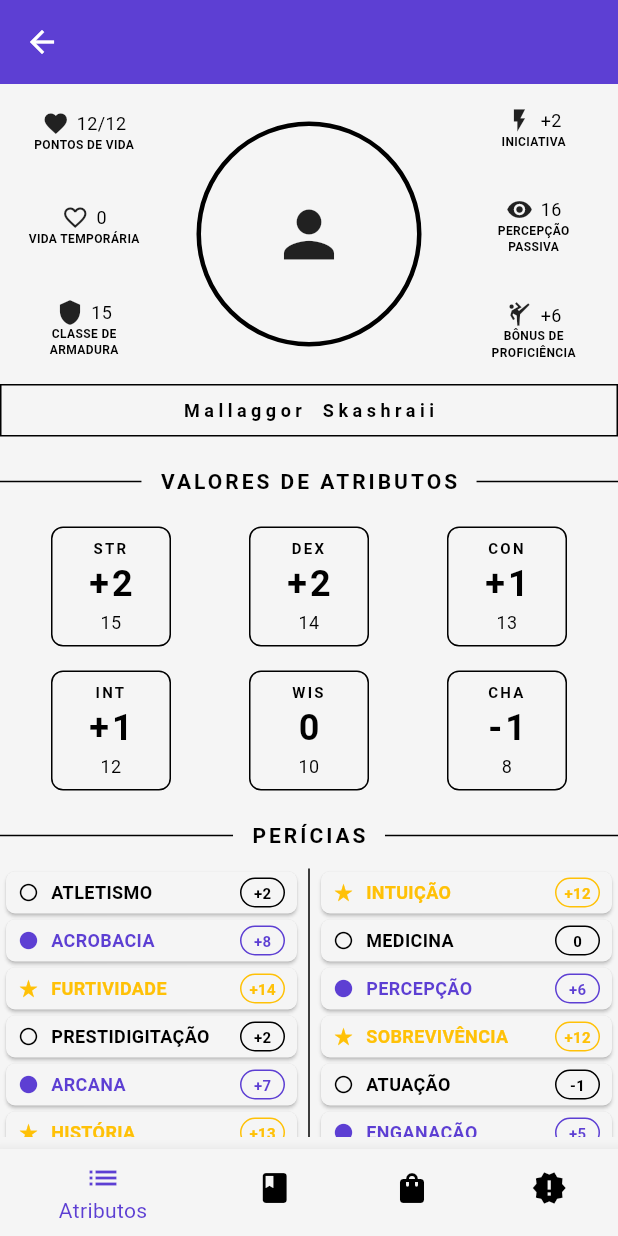
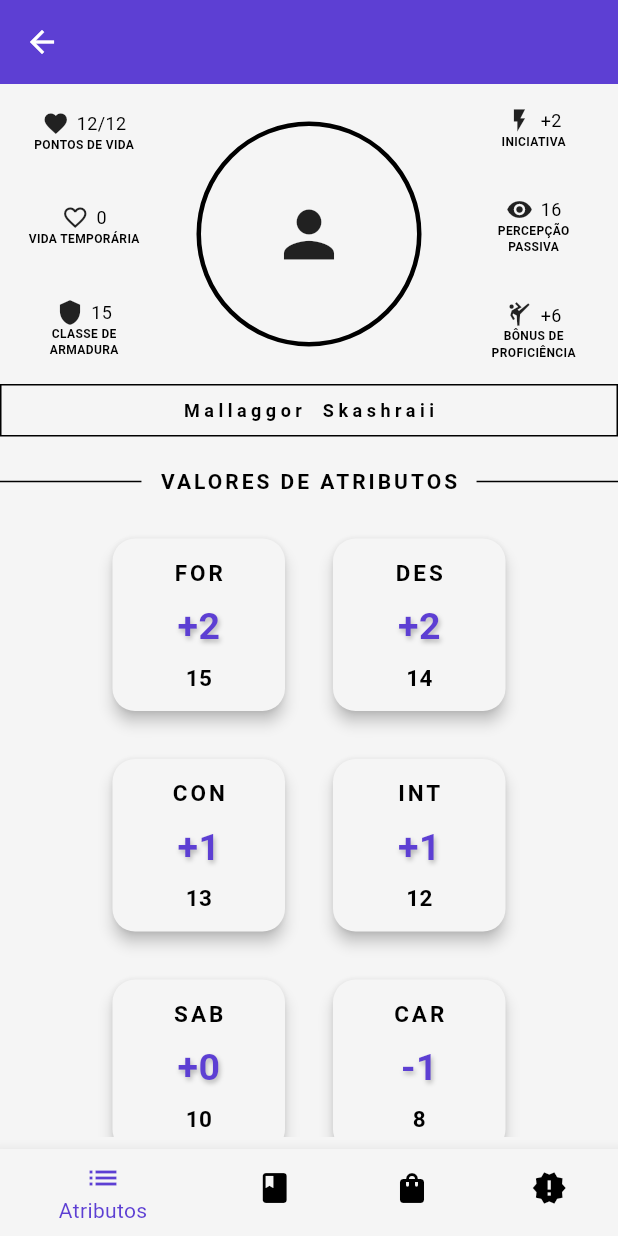
Before and after one commit to ImGumono/aventuris_app, a Flutter app: the CharacterSheetPage screen opened by its route, on a phone screen of 412 x 824 dp. Run offline on Flutter 3.47's test engine with Material 3 defaults, Android fonts, the phone set to English and light mode, and no system bars; our stand-ins replace flutter_riverpod, go_router, image_picker.

Commit message:
add character attributes controller
- Implemented controller to manage character ability scores
- Enables editing of Strength, Dexterity, Constitution, Intelligence, Wisdom, and Charisma

```diff
--- a/lib/features/character_sheet/components/ability_score_view.dart
+++ b/lib/features/character_sheet/components/ability_score_view.dart
@@ -6,13 +6,13 @@ import 'package:flutter/material.dart';
 import 'package:flutter_riverpod/flutter_riverpod.dart';
 
 class AbilityScoresView extends ConsumerWidget {
+  const AbilityScoresView({super.key, required this.character});
   final CharacterModel character;
-
-  const AbilityScoresView({super.key, required this.character});
 
   @override
   Widget build(BuildContext context, WidgetRef ref) {
     final character = ref.watch(characterProvider);
+    final controller = ref.read(characterProvider.notifier);
 
     if (character == null) {
       return const Center(child: CircularProgressIndicator());
@@ -23,23 +23,46 @@ class AbilityScoresView extends ConsumerWidget {
         const TitleDivider(title: 'Valores de Atributos'),
         Padding(
           padding: const EdgeInsets.all(8.0),
-          child: Row(
-            mainAxisAlignment: MainAxisAlignment.spaceAround,
+          child: Wrap(
+            spacing: 16,
+            runSpacing: 16,
             children: [
-              _AbilityBox(title: 'STR', value: character.strength),
-              _AbilityBox(title: 'DEX', value: character.dexterity),
-              _AbilityBox(title: 'CON', value: character.constitution),
-            ],
+              _AbilityBox(
+                title: 'For',
+                value: character.strength,
+                modifier: controller.calculateModifier(character.strength),
+                onEdit: (v) => controller.updateStrength(v),
               ),
+              _AbilityBox(
+                title: 'Des',
+                value: character.dexterity,
+                modifier: controller.calculateModifier(character.dexterity),
+                onEdit: (v) => controller.updateDexterity(v),
               ),
-        Padding(
-          padding: const EdgeInsets.all(8.0),
-          child: Row(
-            mainAxisAlignment: MainAxisAlignment.spaceAround,
-            children: [
-              _AbilityBox(title: 'INT', value: character.intelligence),
-              _AbilityBox(title: 'WIS', value: character.wisdom),
-              _AbilityBox(title: 'CHA', value: character.charisma),
+              _AbilityBox(
+                title: 'Con',
+                value: character.constitution,
+                modifier: controller.calculateModifier(character.constitution),
+                onEdit: (v) => controller.updateConstitution(v),
+              ),
+              _AbilityBox(
+                title: 'Int',
+                value: character.intelligence,
+                modifier: controller.calculateModifier(character.intelligence),
+                onEdit: (v) => controller.updateIntelligence(v),
+              ),
+              _AbilityBox(
+                title: 'Sab',
+                value: character.wisdom,
+                modifier: controller.calculateModifier(character.wisdom),
+                onEdit: (v) => controller.updateWisdom(v),
+              ),
+              _AbilityBox(
+                title: 'Car',
+                value: character.charisma,
+                modifier: controller.calculateModifier(character.charisma),
+                onEdit: (v) => controller.updateCharisma(v),
+              ),
             ],
           ),
         ),
@@ -49,121 +72,65 @@ class AbilityScoresView extends ConsumerWidget {
   }
 }
 
-class _AbilityBox extends ConsumerWidget {
+class _AbilityBox extends StatelessWidget {
   final String title;
   final int value;
+  final int modifier;
+  final ValueChanged<int> onEdit;
 
-  const _AbilityBox({required this.title, required this.value});
+  const _AbilityBox({
+    required this.title,
+    required this.value,
+    required this.modifier,
+    required this.onEdit,
+  });
 
   @override
-  Widget build(BuildContext context, WidgetRef ref) {
+  Widget build(BuildContext context) {
     return GestureDetector(
-      onLongPress: () => _showEditPopup(context, ref),
+      onLongPress: () => _showEditPopup(context),
+      child: Card(
+        elevation: 4,
+        shape: RoundedRectangleBorder(borderRadius: BorderRadius.circular(15)),
+        color: Theme.of(context).colorScheme.surface,
         child: Container(
-        width: 80,
-        height: 80,
-        decoration: BoxDecoration(
-          color: Theme.of(context).colorScheme.surface,
-          border: Border.all(color: Theme.of(context).colorScheme.outline),
-          borderRadius: BorderRadius.circular(8),
-        ),
+          width: 115,
+          height: 115,
+          padding: const EdgeInsets.all(12),
           child: Column(
             mainAxisAlignment: MainAxisAlignment.center,
             children: [
               Text(
                 title.toUpperCase(),
-              textAlign: TextAlign.center,
                 style: const TextStyle(
-                fontSize: 10,
+                  fontSize: 15,
                   fontWeight: FontWeight.bold,
-                letterSpacing: 1.5,
+                  letterSpacing: 2,
                 ),
               ),
+              const SizedBox(height: 8),
               Text(
-              '${value > 10 ? '+' : ''}${((value - 10) / 2).floor()}',
-              style: const TextStyle(
-                fontSize: 24,
+                modifier >= 0 ? '+$modifier' : '$modifier',
+                style: TextStyle(
+                  fontSize: 25,
                   fontWeight: FontWeight.bold,
-                letterSpacing: 2.0,
-              ),
-            ),
-            Text(
-              '$value',
-              textAlign: TextAlign.center,
-              style: const TextStyle(fontSize: 12),
+                  color: Theme.of(context).colorScheme.primary,
+                  shadows: [
+                    Shadow(
+                      color: Colors.black26,
+                      blurRadius: 4,
+                      offset: Offset(1, 2),
                     ),
                   ],
                 ),
               ),
-    );
-  }
-
-  void _showEditPopup(BuildContext context, WidgetRef ref) {
-    final controller = TextEditingController();
-
-    showDialog(
-      context: context,
-      builder: (context) => AlertDialog(
-        content: SingleChildScrollView(
-          child: Column(
-            children: [
+              const SizedBox(height: 5),
               Text(
-                'Alterar $title'.toUpperCase(),
-                textAlign: TextAlign.center,
+                '$value',
                 style: const TextStyle(
+                  fontSize: 15,
                   fontWeight: FontWeight.bold,
-                  fontSize: 12,
-                ),
-              ),
-              Padding(
-                padding: const EdgeInsets.only(top: 20),
-                child: SizedBox(
-                  width: 80,
-                  child: TextFormField(
-                    textAlign: TextAlign.center,
-                    keyboardType: TextInputType.number,
-                    decoration: const InputDecoration(
-                      border: OutlineInputBorder(),
-                    ),
-                    controller: controller,
-                  ),
-                ),
-              ),
-              Align(
-                alignment: Alignment.centerRight,
-                child: TextButton(
-                  onPressed: () {
-                    final input = int.tryParse(controller.text);
-                    if (input != null) {
-                      final charController = ref.read(
-                        characterProvider.notifier,
-                      );
-
-                      switch (title) {
-                        case 'Força':
-                          charController.updateStrength(input);
-                          break;
-                        case 'Destreza':
-                          charController.updateDexterity(input);
-                          break;
-                        case 'Constituição':
-                          charController.updateConstitution(input);
-                          break;
-                        case 'Inteligência':
-                          charController.updateIntelligence(input);
-                          break;
-                        case 'Sabedoria':
-                          charController.updateWisdom(input);
-                          break;
-                        case 'Carisma':
-                          charController.updateCharisma(input);
-                          break;
-                      }
-                    }
-
-                    Navigator.of(context).pop();
-                  },
-                  child: const Text('OK'),
+                  color: Colors.black,
                 ),
               ),
             ],
@@ -172,4 +139,63 @@ class _AbilityBox extends ConsumerWidget {
       ),
     );
   }
+
+  void _showEditPopup(BuildContext context) {
+    final tec = TextEditingController(text: value.toString());
+
+    final Map<String, String> fullNames = {
+      'For': 'Força',
+      'Des': 'Destreza',
+      'Con': 'Constituição',
+      'Int': 'Inteligência',
+      'Sab': 'Sabedoria',
+      'Car': 'Carisma',
+    };
+    final displayTitle = fullNames[title] ?? title;
+
+    showDialog(
+      context: context,
+      builder: (context) => AlertDialog(
+        title: Text(displayTitle, textAlign: TextAlign.center),
+        content: SizedBox(
+          width: 100,
+          height: 80,
+          child: Center(
+            child: SizedBox(
+              width: 80,
+              child: TextField(
+                autofocus: true,
+                controller: tec,
+                keyboardType: const TextInputType.numberWithOptions(
+                  signed: true,
+                ),
+                textAlign: TextAlign.center,
+                decoration: const InputDecoration(
+                  border: OutlineInputBorder(),
+                  hintText: 'Valor',
+                ),
+              ),
+            ),
+          ),
+        ),
+        actionsAlignment: MainAxisAlignment.center,
+        actions: [
+          TextButton(
+            onPressed: () => Navigator.pop(context),
+            child: const Text('Cancelar'),
+          ),
+          TextButton(
+            onPressed: () {
+              final input = int.tryParse(tec.text);
+              if (input != null) {
+                onEdit(input);
               }
+              Navigator.pop(context);
+            },
+            child: const Text('OK'),
+          ),
+        ],
+      ),
+    );
+  }
+}
--- a/lib/features/character_sheet/viewmodels/character_profile_viewmodel.dart
+++ b/lib/features/character_sheet/viewmodels/character_profile_viewmodel.dart
@@ -66,7 +66,6 @@ class CharacterProfileViewModel extends StateNotifier<CharacterProfileUIState> {
         break;
       case 'maxLife':
         controller.setMaxLife((character.maxLife + amount).clamp(1, 9999));
-        // Se a vida atual for maior que a nova vida máxima, ajusta também
         if (character.life > (character.maxLife + amount).clamp(1, 9999)) {
           controller.setLife((character.maxLife + amount).clamp(1, 9999));
         }
```
Also changed, not shown: lib/features/character_sheet/controllers/character_controller.dart (+0 -24 lines). Lines whose indentation alone changed are shown as unchanged.
